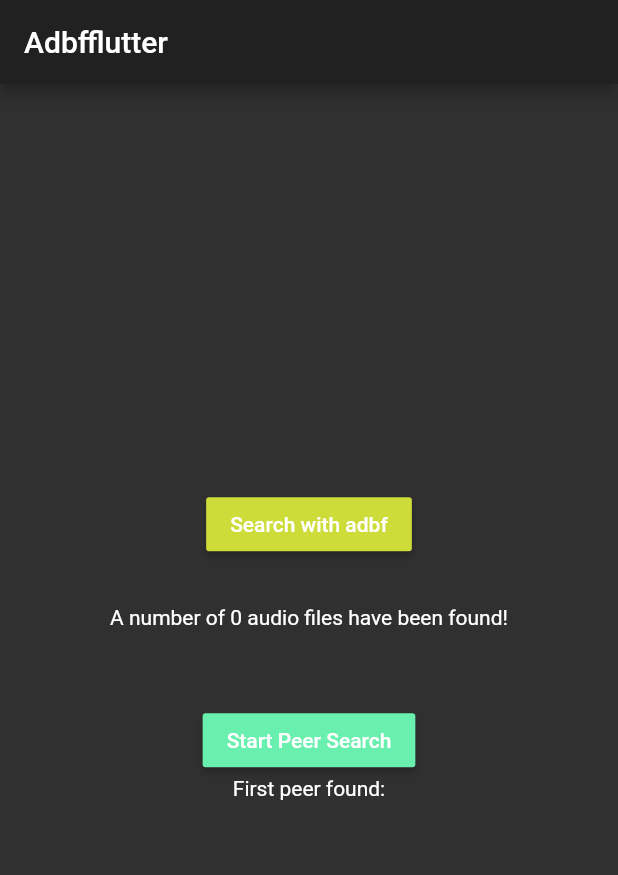
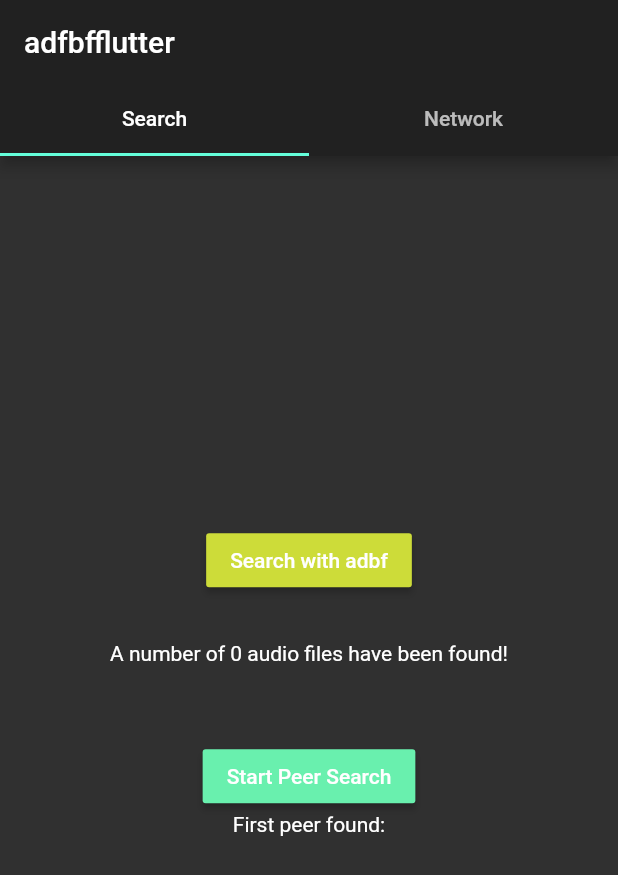
Before and after one commit to electricherd/audiobookfinder, a Flutter app: the screen it shows after launch, after a tap on "Start Peer Search", on a phone screen of 412 x 824 dp. Shown: the top 875 px of the screen. Run offline on Flutter 3.47's test engine with Material 2 defaults, Android fonts, the phone set to English and light mode, and no system bars; our stand-ins replace file_picker, flutter_spinkit, isolate; missing offline and left inert: dart:ffi; project files that could hold a hidden picture were left out.

Commit message:
[app] tabs added

```diff
--- a/lib/main.dart
+++ b/lib/main.dart
@@ -2,10 +2,10 @@ import 'dart:async';
 import 'dart:io';
 
 import 'package:flutter/material.dart';
-import 'package:adbflib/adbflib.dart';
 import 'package:flutter/widgets.dart';
-import 'package:file_picker/file_picker.dart';
-import 'package:flutter_spinkit/flutter_spinkit.dart';
+
+import 'search_tab.dart';
+import 'peer_tab.dart';
 
 void main() => runApp(MyApp());
 
@@ -18,126 +18,36 @@ class MyApp extends StatelessWidget {
         primarySwatch: Colors.blue,
         brightness: Brightness.dark,
       ),
-      home: MyHomePage(title: 'Adbfflutter'),
-    );
-  }
-}
-
-class MyHomePage extends StatefulWidget {
-  MyHomePage({Key key, this.title}) : super(key: key);
-  final String title;
-  @override
-  _MyHomePageState createState() => _MyHomePageState();
-}
-
-class _MyHomePageState extends State<MyHomePage> {
-  int _findings = 0;
-
-  bool _searching_path = false;
-  bool _searching_peers = false;
-
-  String _path = '';
-  String _peer_id = '';
-
-  Adbflib adbflib;
-  // AnimationController animController;
-
-  @override
-  void initState() {
-    super.initState();
-    adbflib = Adbflib();
-    Adbflib.setup();
-
-    // animController = AnimationController(
-    //   duration: Duration(milliseconds: 1200),
-    // );
-  }
-
-  @override
-  Widget build(BuildContext context) {
-    return Scaffold(
-      appBar: AppBar(
-        title: Text(widget.title),
-      ),
-      body: Center(
-        child: Column(
-          mainAxisAlignment: MainAxisAlignment.center,
-          children: [
-            RaisedButton(
-              color: _searching_path ? Colors.greenAccent : Colors.lime,
-              child: Text(
-                'Search with adbf',
-                style: TextStyle(
-                  color: Colors.white,
+      home: DefaultTabController(
+        length: 2,
+        child: Scaffold(
+          appBar: AppBar(
+            bottom: TabBar(
+              tabs: [
+                Tab(
+                    child: Align(
+                      alignment: Alignment.center,
+                      child: Text("Search"),
+                    )
                 ),
-              ),
-              onPressed: () {
-                if (!_searching_path) {
-                  _getDirPath();
-                }
-              },
+                Tab(
+                    child: Align(
+                      alignment: Alignment.center,
+                      child: Text("Network"),
+                    )
+                )
+              ],
             ),
-//            SpinKitWave(
-//              color: Colors.blue,
-//              size: 30.0,
-//              controller: animController,
-//            ),
-            const SizedBox(height: 30),
-            Text(
-              'A number of $_findings audio files have been found!',
-            ),
-            const SizedBox(height: 50),
-            RaisedButton(
-              color: _searching_peers ? Colors.greenAccent : Colors.lime,
-              child: Text(
-                'Start Peer Search',
-                style: TextStyle(
-                  color: Colors.white,
-                ),
-              ),
-              onPressed: () {
-                if (!_searching_peers) {
-                  _findNewPeer();
-                }
-              },
-            ),
-            Text(
-              'First peer found:',
-            ),
-            const SizedBox(height: 5),
-            Text(
-              '$_peer_id',
-              style: TextStyle(
-                fontFamily: "monospace",
-                color: Colors.white,
-              ),
-            )
-          ],
+            title: Text('adfbfflutter'),
+          ),
+          body: TabBarView(
+            children: [
+              SearchTab(),
+              PeerTab(),
+            ],
+          ),
         ),
       ),
     );
   }
-
-  void _getDirPath() async {
-    _path = await FilePicker.platform.getDirectoryPath();
-    _findings = 0;
-    _searching_path = true;
-    setState(() {});
-    _findings = await adbflib.fileCountGood(_path);
-    _searching_path = false;
-    setState(() {});
-  }
-
-  void _findNewPeer() async {
-    _searching_peers = true;
-    setState(() {});
-    int peer_int = await adbflib.findNewPeer();
-    // it's int not uint
-    if (peer_int < 0) {
-      peer_int = -peer_int;
-    }
-    _peer_id = peer_int.toRadixString(16);
-    _searching_peers = false;
-    setState(() {});
-  }
 }
--- /dev/null
+++ b/lib/peer_tab.dart
@@ -0,0 +1,13 @@
+// peer_tab.dart
+import 'package:flutter/material.dart';
+
+class PeerTab extends StatelessWidget {
+  @override
+  Widget build(BuildContext context) {
+    return Container(
+      child: Center(
+        child: Text('Peer Tab'),
+      ),
+    );
+  }
+}
--- /dev/null
+++ b/lib/search_tab.dart
@@ -0,0 +1,124 @@
+// SecondScreen.dart
+import 'package:adbflib/adbflib.dart';
+import 'package:flutter/widgets.dart';
+import 'package:file_picker/file_picker.dart';
+import 'package:flutter_spinkit/flutter_spinkit.dart';
+import 'package:flutter/material.dart';
+
+class SearchTab extends StatefulWidget {
+  SearchTab({Key key, this.title}) : super(key: key);
+  final String title;
+  @override
+  _SearchTabState createState() => _SearchTabState();
+}
+
+class _SearchTabState extends State<SearchTab> {
+  int _findings = 0;
+
+  bool _searching_path = false;
+  bool _searching_peers = false;
+
+  String _path = '';
+  String _peer_id = '';
+
+  Adbflib adbflib;
+  // AnimationController animController;
+
+  @override
+  void initState() {
+    super.initState();
+    adbflib = Adbflib();
+    Adbflib.setup();
+
+    // animController = AnimationController(
+    //   duration: Duration(milliseconds: 1200),
+    // );
+  }
+
+  @override
+  Widget build(BuildContext context) {
+    return Container(
+        child: Scaffold(
+      body: Center(
+        child: Column(
+          mainAxisAlignment: MainAxisAlignment.center,
+          children: [
+            RaisedButton(
+              color: _searching_path ? Colors.greenAccent : Colors.lime,
+              child: Text(
+                'Search with adbf',
+                style: TextStyle(
+                  color: Colors.white,
+                ),
+              ),
+              onPressed: () {
+                if (!_searching_path) {
+                  _getDirPath();
+                }
+              },
+            ),
+//            SpinKitWave(
+//              color: Colors.blue,
+//              size: 30.0,
+//              controller: animController,
+//            ),
+            const SizedBox(height: 30),
+            Text(
+              'A number of $_findings audio files have been found!',
+            ),
+            const SizedBox(height: 50),
+            RaisedButton(
+              color: _searching_peers ? Colors.greenAccent : Colors.lime,
+              child: Text(
+                'Start Peer Search',
+                style: TextStyle(
+                  color: Colors.white,
+                ),
+              ),
+              onPressed: () {
+                if (!_searching_peers) {
+                  _findNewPeer();
+                }
+              },
+            ),
+            Text(
+              'First peer found:',
+            ),
+            const SizedBox(height: 5),
+            Text(
+              '$_peer_id',
+              style: TextStyle(
+                fontFamily: "monospace",
+                color: Colors.white,
+              ),
+            )
+          ],
+        ),
+      ),
+    ),
+    );
+  }
+
+  void _getDirPath() async {
+    _path = await FilePicker.platform.getDirectoryPath();
+    _findings = 0;
+    _searching_path = true;
+    setState(() {});
+    _findings = await adbflib.fileCountGood(_path);
+    _searching_path = false;
+    setState(() {});
+  }
+
+  void _findNewPeer() async {
+    _searching_peers = true;
+    setState(() {});
+    int peer_int = await adbflib.findNewPeer();
+    // it's int not uint
+    if (peer_int < 0) {
+      peer_int = -peer_int;
+    }
+    _peer_id = peer_int.toRadixString(16);
+    _searching_peers = false;
+    setState(() {});
+  }
+}
```
